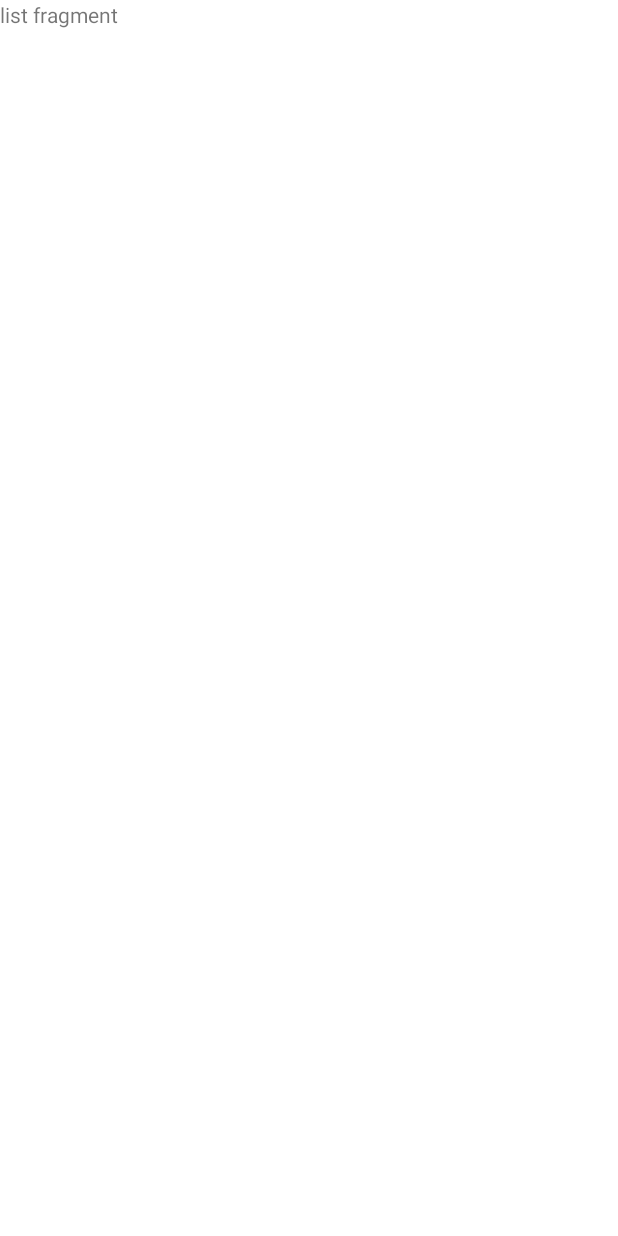
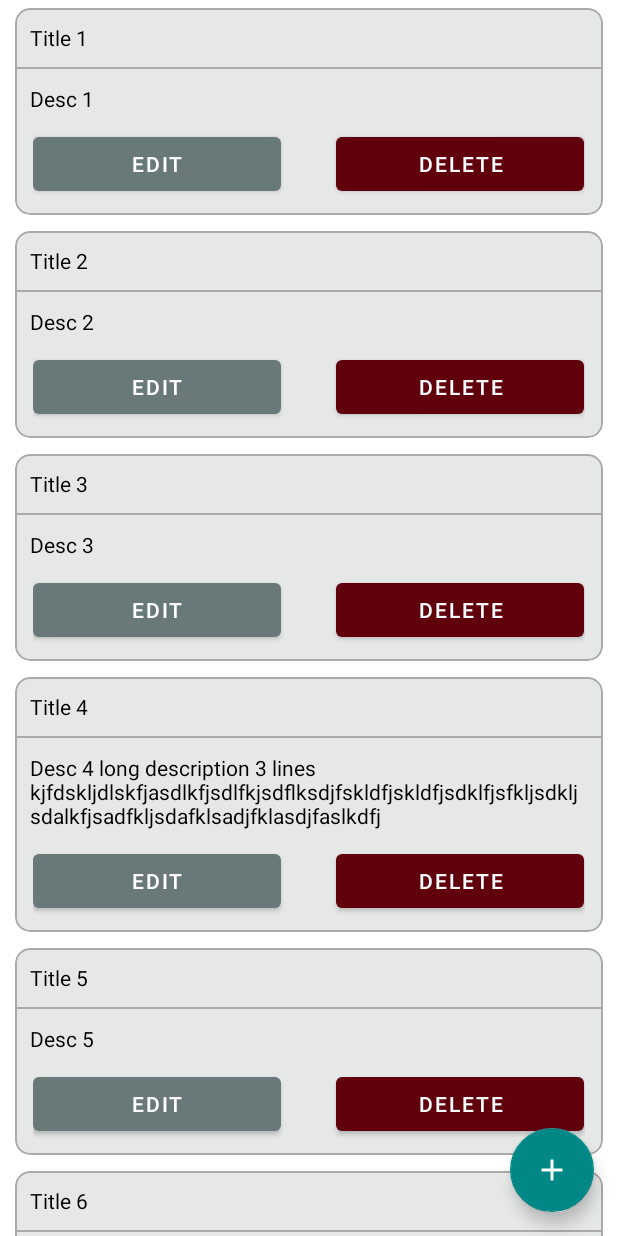
Before and after one commit to melkopisi/Paysky-Task, an Android app: the screen it shows after launch (MainActivity), on a phone screen of 412 x 824 dp. Before the commit the screen is almost empty. Run offline under Robolectric (Android 15) with nearby library versions, the phone set to English and light mode, and no system bars; our stand-ins replace Dagger/Hilt's generated code, Timber.

Commit message:
chore: implemented posts list, add, edit and, delete post ui functions

```diff
--- a/app/src/main/java/me/melkopisi/payskytask/art_core/BaseFragment.kt
+++ b/app/src/main/java/me/melkopisi/payskytask/art_core/base/BaseFragment.kt
@@ -1,4 +1,4 @@
-package me.melkopisi.payskytask.art_core
+package me.melkopisi.payskytask.art_core.base
 
 import android.os.Bundle
 import android.view.LayoutInflater
--- /dev/null
+++ b/app/src/main/java/me/melkopisi/payskytask/art_core/base/BaseRecyclerAdapter.kt
@@ -0,0 +1,21 @@
+package com.kashier.art_core.base
+
+import androidx.recyclerview.widget.DiffUtil
+import androidx.recyclerview.widget.ListAdapter
+import androidx.viewbinding.ViewBinding
+
+/**
+ * Base Adapter class for RecyclerView
+ */
+abstract class BaseRecyclerAdapter<MODEL : Any, VIEW_BINDING : ViewBinding, VIEW_HOLDER : BaseViewHolder<MODEL, VIEW_BINDING>>(callback: DiffUtil.ItemCallback<MODEL>) :
+    ListAdapter<MODEL, VIEW_HOLDER>(callback) {
+
+    override fun onBindViewHolder(holder: VIEW_HOLDER, position: Int) {
+        holder.doBindings((getItem(position)))
+        holder.bind()
+    }
+
+    override fun submitList(items: List<MODEL>?) {
+        super.submitList(items ?: emptyList())
+    }
+}
--- /dev/null
+++ b/app/src/main/java/me/melkopisi/payskytask/art_core/base/BaseViewHolder.kt
@@ -0,0 +1,23 @@
+package com.kashier.art_core.base
+
+import androidx.recyclerview.widget.RecyclerView
+import androidx.viewbinding.ViewBinding
+
+/**
+ * Base ViewHolder class for RecyclerView
+ */
+abstract class BaseViewHolder<MODEL, VIEW_BINDING : ViewBinding> constructor(viewBinding: VIEW_BINDING) :
+    RecyclerView.ViewHolder(viewBinding.root) {
+
+    private var item: MODEL? = null
+
+    fun doBindings(data: MODEL?) {
+        this.item = data
+    }
+
+    abstract fun bind()
+
+    fun getRowItem(): MODEL? {
+        return item
+    }
+}
--- a/app/src/main/java/me/melkopisi/payskytask/presentation/app/PayskyApp.kt
+++ b/app/src/main/java/me/melkopisi/payskytask/presentation/app/PayskyApp.kt
@@ -2,6 +2,12 @@ package me.melkopisi.payskytask.presentation.app
 
 import android.app.Application
 import dagger.hilt.android.HiltAndroidApp
+import timber.log.Timber
 
 @HiltAndroidApp
-class PayskyApp : Application()
+class PayskyApp : Application() {
+    override fun onCreate() {
+        super.onCreate()
+        Timber.plant(Timber.DebugTree())
+    }
+}
--- /dev/null
+++ b/app/src/main/java/me/melkopisi/payskytask/presentation/posts_list/adapter/PostAdapter.kt
@@ -0,0 +1,56 @@
+package me.melkopisi.payskytask.presentation.posts_list.adapter
+
+import android.view.LayoutInflater
+import android.view.ViewGroup
+import androidx.recyclerview.widget.DiffUtil
+import com.kashier.art_core.base.BaseRecyclerAdapter
+import com.kashier.art_core.base.BaseViewHolder
+import me.melkopisi.payskytask.core.Consumer
+import me.melkopisi.payskytask.databinding.ItemPostBinding
+import me.melkopisi.payskytask.presentation.posts_list.adapter.models.PostUiModel
+
+class PostAdapter : BaseRecyclerAdapter<PostUiModel, ItemPostBinding, PostAdapter.PostViewHolder>(object : DiffUtil.ItemCallback<PostUiModel>() {
+    override fun areItemsTheSame(oldItem: PostUiModel, newItem: PostUiModel): Boolean {
+        return oldItem.id == newItem.id
+    }
+
+    override fun areContentsTheSame(oldItem: PostUiModel, newItem: PostUiModel): Boolean {
+        return oldItem == newItem
+    }
+
+}) {
+
+    private var itemEditCallback: Consumer<PostUiModel?>? = null
+    private var itemDeleteCallback: Consumer<PostUiModel?>? = null
+
+    class PostViewHolder(
+        private val binding: ItemPostBinding,
+        private val editCallback: Consumer<PostUiModel?>?,
+        private val deleteCallback: Consumer<PostUiModel?>?
+    ) : BaseViewHolder<PostUiModel, ItemPostBinding>(binding) {
+        override fun bind() {
+            with(binding) {
+
+                tvTitle.text = getRowItem()?.title
+                tvDesc.text = getRowItem()?.desc
+                btnEdit.setOnClickListener { editCallback?.invoke(getRowItem()) }
+                btnDelete.setOnClickListener { deleteCallback?.invoke(getRowItem()) }
+
+            }
+        }
+
+    }
+
+
+    override fun onCreateViewHolder(parent: ViewGroup, viewType: Int): PostViewHolder =
+        PostViewHolder(ItemPostBinding.inflate(LayoutInflater.from(parent.context), parent, false), itemEditCallback, itemDeleteCallback)
+
+    fun onItemEdit(callback: Consumer<PostUiModel?>?) {
+        this.itemEditCallback = callback
+
+    }
+
+    fun onItemDelete(callback: Consumer<PostUiModel?>?) {
+        this.itemDeleteCallback = callback
+    }
+}
--- /dev/null
+++ b/app/src/main/java/me/melkopisi/payskytask/presentation/posts_list/adapter/models/PostUiModel.kt
@@ -0,0 +1,7 @@
+package me.melkopisi.payskytask.presentation.posts_list.adapter.models
+
+data class PostUiModel(
+    val id: Int,
+    val title: String,
+    val desc: String
+)
--- /dev/null
+++ b/app/src/main/java/me/melkopisi/payskytask/presentation/posts_list/fragment/PostsListFragment.kt
@@ -0,0 +1,116 @@
+package me.melkopisi.payskytask.presentation.posts_list.fragment
+
+import android.view.WindowManager
+import me.melkopisi.payskytask.R
+import me.melkopisi.payskytask.art_core.base.BaseFragment
+import me.melkopisi.payskytask.art_core.extensions.onDone
+import me.melkopisi.payskytask.art_core.extensions.setupDialog
+import me.melkopisi.payskytask.art_core.extensions.showKeyboard
+import me.melkopisi.payskytask.databinding.DialogPostOperationsBinding
+import me.melkopisi.payskytask.databinding.FragmentPostsListBinding
+import me.melkopisi.payskytask.presentation.posts_list.adapter.PostAdapter
+import me.melkopisi.payskytask.presentation.posts_list.adapter.models.PostUiModel
+import timber.log.Timber
+
+
+class PostsListFragment : BaseFragment<FragmentPostsListBinding>(FragmentPostsListBinding::inflate) {
+
+    private val postAdapter by lazy { PostAdapter() }
+
+    private val postItems by lazy {
+        mutableListOf<PostUiModel>().apply {
+            add(PostUiModel(1, "Title 1", "Desc 1"))
+            add(PostUiModel(2, "Title 2", "Desc 2"))
+            add(PostUiModel(3, "Title 3", "Desc 3"))
+            add(
+                PostUiModel(
+                    4,
+                    "Title 4",
+                    "Desc 4 long description 3 lines kjfdskljdlskfjasdlkfjsdlfkjsdflksdjfskldfjskldfjsdklfjsfkljsdkljsdalkfjsadfkljsdafklsadjfklasdjfaslkdfj "
+                )
+            )
+            add(PostUiModel(5, "Title 5", "Desc 5"))
+            add(PostUiModel(6, "Title 6", "Desc 6"))
+            add(PostUiModel(7, "Title 7", "Desc 7"))
+
+        }
+    }
+
+    override fun setupViews() {
+        binding.fabAddPost.setOnClickListener { setupAddPostDialog() }
+        populatePosts()
+
+    }
+
+    private fun populatePosts() {
+        binding.rvPosts.adapter = postAdapter
+        postAdapter.submitList(postItems)
+        postAdapter.onItemEdit {
+            setupEditPostDialog(it)
+            Timber.e("item edited $it")
+        }
+
+        postAdapter.onItemDelete {
+            Timber.e("item deleted $it")
+        }
+    }
+
+    @Suppress("DEPRECATION")
+    private fun setupAddPostDialog() {
+        val postOperationsDialogBinding = DialogPostOperationsBinding.inflate(layoutInflater)
+
+        requireContext().setupDialog(postOperationsDialogBinding.root) { dialog ->
+            with(postOperationsDialogBinding) {
+                tvTitle.text = getString(R.string.add_post)
+                btnPositive.text = getString(R.string.add_post)
+                etDesc.onDone { btnPositive.performClick() }
+                btnPositive.setOnClickListener {
+
+                    //todo add post
+                    dialog.dismiss()
+
+                }
+                btnCancel.setOnClickListener { dialog.dismiss() }
+            }
+
+        }.also {
+            it.setCancelable(true)
+            it.setCanceledOnTouchOutside(true)
+            it.window?.setSoftInputMode(WindowManager.LayoutParams.SOFT_INPUT_ADJUST_RESIZE)
+            postOperationsDialogBinding.etTitle.showKeyboard()
+            it.show()
+        }
+
+    }
+
+    @Suppress("DEPRECATION")
+    private fun setupEditPostDialog(postUiModel: PostUiModel?) {
+        val postOperationsDialogBinding = DialogPostOperationsBinding.inflate(layoutInflater)
+
+        requireContext().setupDialog(postOperationsDialogBinding.root) { dialog ->
+            with(postOperationsDialogBinding) {
+                etTitle.setText(postUiModel?.title)
+                etDesc.setText(postUiModel?.desc)
+                tvTitle.text = getString(R.string.edit_post)
+                btnPositive.text = getString(R.string.edit_post)
+                etDesc.onDone { btnPositive.performClick() }
+                btnPositive.setOnClickListener {
+
+                    //todo add post
+                    dialog.dismiss()
+
+                }
+                btnCancel.setOnClickListener { dialog.dismiss() }
+            }
+
+        }.also {
+            it.setCancelable(true)
+            it.setCanceledOnTouchOutside(true)
+            it.window?.setSoftInputMode(WindowManager.LayoutParams.SOFT_INPUT_ADJUST_RESIZE)
+            postOperationsDialogBinding.etTitle.showKeyboard()
+            it.show()
+        }
+    }
+
+
+}
--- /dev/null
+++ b/app/src/main/res/drawable/ic_add.xml
@@ -0,0 +1,12 @@
+<vector xmlns:android="http://schemas.android.com/apk/res/android"
+    android:height="24dp"
+    android:tint="#000000"
+    android:viewportHeight="24"
+    android:viewportWidth="24"
+    android:width="24dp">
+
+    <path
+        android:fillColor="@android:color/white"
+        android:pathData="M19,13h-6v6h-2v-6H5v-2h6V5h2v6h6v2z" />
+
+</vector>
--- a/app/src/main/res/layout/fragment_posts_list.xml
+++ b/app/src/main/res/layout/fragment_posts_list.xml
@@ -1,11 +1,35 @@
 <?xml version="1.0" encoding="utf-8"?>
-<androidx.constraintlayout.widget.ConstraintLayout xmlns:android="http://schemas.android.com/apk/res/android"
+<androidx.coordinatorlayout.widget.CoordinatorLayout xmlns:android="http://schemas.android.com/apk/res/android"
+    xmlns:app="http://schemas.android.com/apk/res-auto"
+    xmlns:tools="http://schemas.android.com/tools"
     android:layout_width="match_parent"
     android:layout_height="match_parent">
 
-    <TextView
+
+    <androidx.core.widget.NestedScrollView
         android:layout_width="match_parent"
-        android:text="list fragment"
-        android:layout_height="match_parent" />
+        android:layout_height="match_parent"
+        app:layout_constraintTop_toTopOf="parent">
 
-</androidx.constraintlayout.widget.ConstraintLayout>
+
+        <androidx.recyclerview.widget.RecyclerView
+            android:id="@+id/rv_posts"
+            android:layout_width="match_parent"
+            android:layout_height="wrap_content"
+            app:layoutManager="androidx.recyclerview.widget.LinearLayoutManager"
+            tools:itemCount="5"
+            tools:listitem="@layout/item_post" />
+    </androidx.core.widget.NestedScrollView>
+
+    <com.google.android.material.floatingactionbutton.FloatingActionButton
+        android:id="@+id/fab_add_post"
+        android:layout_width="wrap_content"
+        android:layout_height="wrap_content"
+        android:layout_gravity="end|bottom"
+        android:layout_margin="16dp"
+        android:contentDescription="@string/add_post"
+        android:src="@drawable/ic_add"
+        app:backgroundTint="@color/teal_700"
+        app:layout_anchorGravity="bottom|right|end"
+        app:layout_behavior="com.google.android.material.behavior.HideBottomViewOnScrollBehavior" />
+</androidx.coordinatorlayout.widget.CoordinatorLayout>
--- /dev/null
+++ b/app/src/main/res/layout/item_post.xml
@@ -0,0 +1,81 @@
+<?xml version="1.0" encoding="utf-8"?>
+<com.google.android.material.card.MaterialCardView xmlns:android="http://schemas.android.com/apk/res/android"
+    xmlns:app="http://schemas.android.com/apk/res-auto"
+    xmlns:tools="http://schemas.android.com/tools"
+    android:layout_width="match_parent"
+    android:layout_height="wrap_content"
+    android:layout_marginHorizontal="10dp"
+    android:layout_marginVertical="5dp"
+    android:background="?selectableItemBackground"
+    android:backgroundTint="@color/neutral_08"
+    android:clickable="true"
+    android:focusable="true"
+    app:cardCornerRadius="10dp"
+    app:cardElevation="0dp"
+    app:cardPreventCornerOverlap="true"
+    app:cardUseCompatPadding="false"
+    app:strokeColor="@android:color/darker_gray"
+    app:strokeWidth="1dp">
+
+    <androidx.appcompat.widget.LinearLayoutCompat
+        android:layout_width="match_parent"
+        android:layout_height="wrap_content"
+        android:orientation="vertical"
+        android:paddingBottom="10dp">
+
+        <androidx.appcompat.widget.AppCompatTextView
+            android:id="@+id/tv_title"
+            android:layout_width="wrap_content"
+            android:layout_height="wrap_content"
+            android:layout_marginStart="10dp"
+            android:layout_marginTop="10dp"
+            android:textColor="@color/black"
+            tools:text="@tools:sample/cities" />
+
+        <View
+            android:layout_width="match_parent"
+            android:layout_height="1dp"
+            android:layout_marginVertical="10dp"
+            android:background="@android:color/darker_gray" />
+
+        <androidx.appcompat.widget.AppCompatTextView
+            android:id="@+id/tv_desc"
+            android:layout_width="match_parent"
+            android:layout_height="wrap_content"
+            android:layout_marginHorizontal="10dp"
+            android:textColor="@color/black"
+            tools:text="@tools:sample/lorem" />
+
+        <androidx.appcompat.widget.LinearLayoutCompat
+            android:layout_width="match_parent"
+            android:layout_height="wrap_content"
+            android:layout_marginHorizontal="12dp"
+            android:layout_marginTop="10dp"
+            android:orientation="horizontal"
+            android:weightSum="1">
+
+            <com.google.android.material.button.MaterialButton
+                android:id="@+id/btn_edit"
+                android:layout_width="0dp"
+                android:layout_height="wrap_content"
+                android:layout_weight="0.45"
+                android:text="@string/edit"
+                app:backgroundTint="@color/neutral_02" />
+
+
+            <View
+                android:layout_width="0dp"
+                android:layout_height="1dp"
+                android:layout_weight="0.1" />
+
+            <com.google.android.material.button.MaterialButton
+                android:id="@+id/btn_delete"
+                android:layout_width="0dp"
+                android:layout_height="wrap_content"
+                android:layout_weight="0.45"
+                android:text="@string/delete"
+                app:backgroundTint="@color/error_01" />
+        </androidx.appcompat.widget.LinearLayoutCompat>
+    </androidx.appcompat.widget.LinearLayoutCompat>
+
+</com.google.android.material.card.MaterialCardView>
--- a/app/src/main/res/navigation/main_nav_graph.xml
+++ b/app/src/main/res/navigation/main_nav_graph.xml
@@ -8,6 +8,6 @@
     <fragment
         android:id="@+id/postsListFragment"
         tools:layout="@layout/fragment_posts_list"
-        android:name="me.melkopisi.payskytask.presentation.posts_list.PostsListFragment"
+        android:name="me.melkopisi.payskytask.presentation.posts_list.fragment.PostsListFragment"
         android:label="PostsListFragment" />
 </navigation>
--- a/app/src/main/res/values/strings.xml
+++ b/app/src/main/res/values/strings.xml
@@ -1,3 +1,10 @@
 <resources>
     <string name="app_name">PaySky Task</string>
+    <string name="add_post">Add Post</string>
+    <string name="add_title">Add Title</string>
+    <string name="add_desc">Add Description</string>
+    <string name="edit_post">Edit Post</string>
+    <string name="edit">Edit</string>
+    <string name="delete">Delete</string>
+    <string name="cancel">Cancel</string>
 </resources>
```
Also changed, not shown: app/src/main/java/me/melkopisi/payskytask/art_core/extensions/Dialog.kt (added, +19 -0 lines), app/src/main/java/me/melkopisi/payskytask/art_core/extensions/EditText.kt (added, +30 -0 lines), app/src/main/java/me/melkopisi/payskytask/presentation/posts_list/PostsListFragment.kt (deleted, +0 -12 lines), app/src/main/res/layout/dialog_post_operations.xml (added, +146 -0 lines), app/src/main/res/values/colors.xml (+34 -0 lines).
